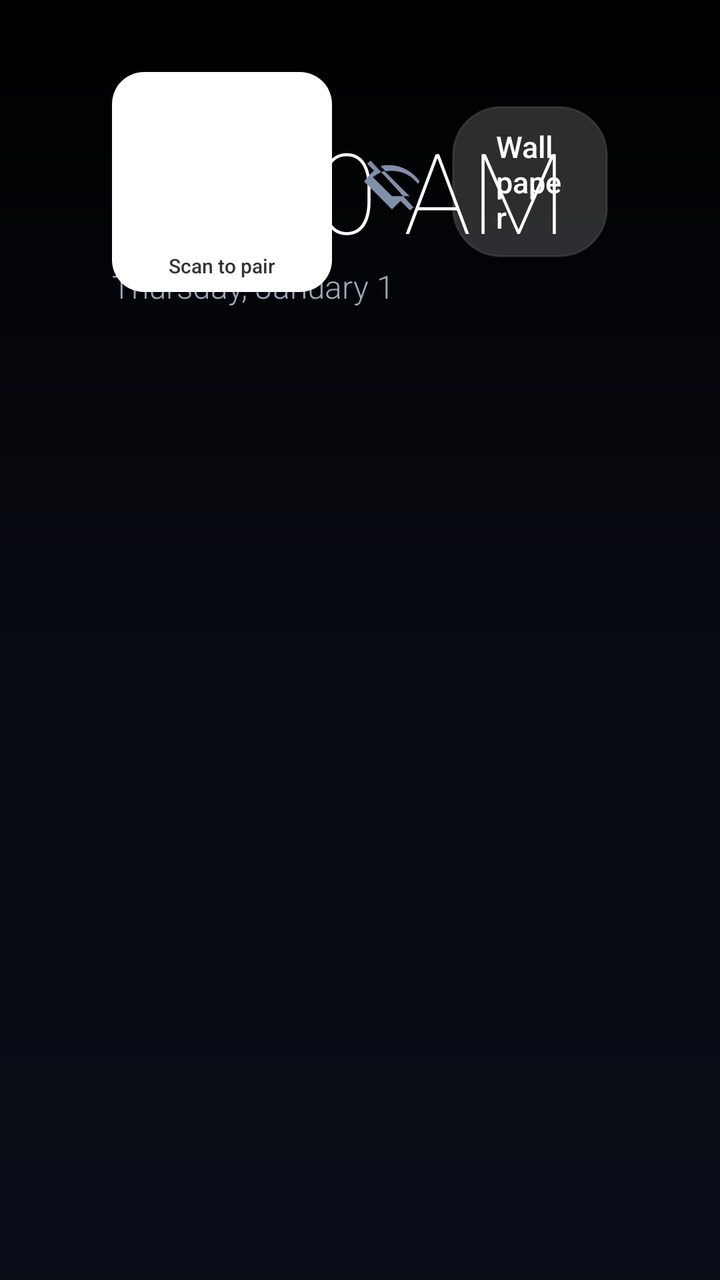
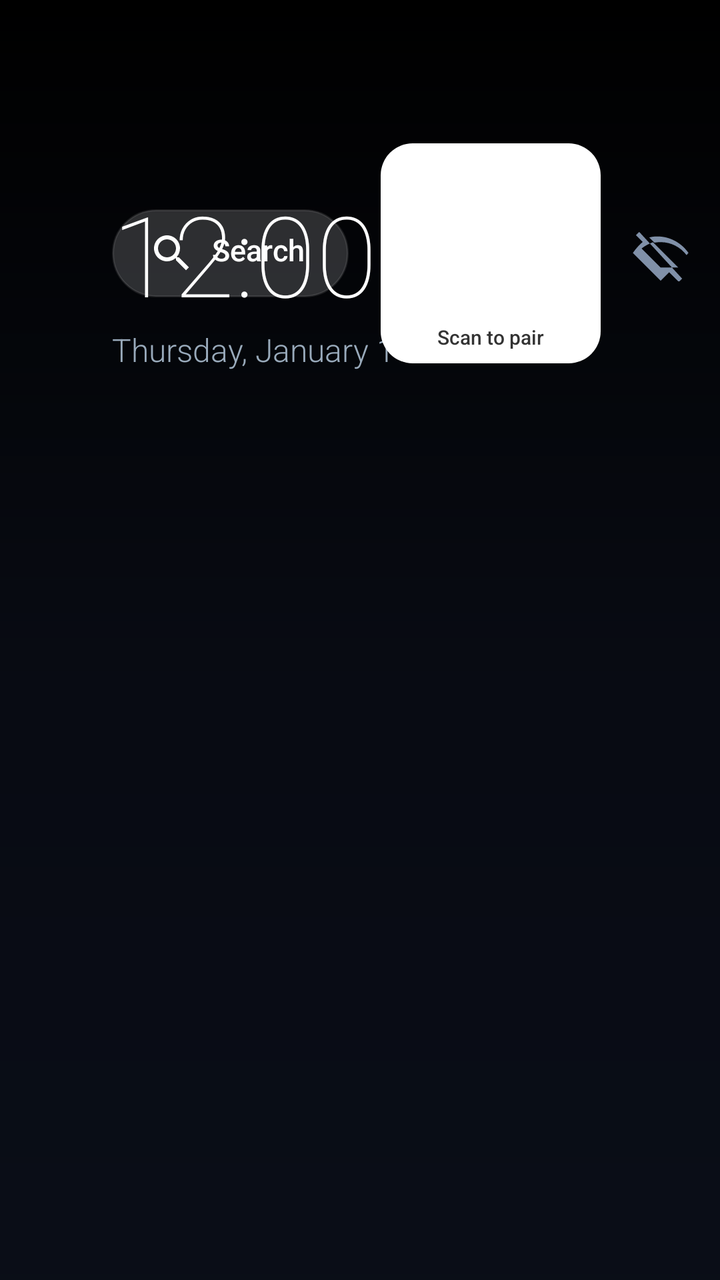

Screens rendered from an Android XML layout before and after an edit, with the pre-edit source and the edit as a unified diff.
<!-- AndroidManifest.xml: application theme AppTheme -->
<!-- res/layout/activity_main.xml -->
<?xml version="1.0" encoding="utf-8"?>
<FrameLayout xmlns:android="http://schemas.android.com/apk/res/android"
    android:layout_width="match_parent"
    android:layout_height="match_parent"
    android:clipChildren="false"
    android:clipToPadding="false">

    
    <ImageView
        android:id="@+id/wallpaper"
        android:layout_width="match_parent"
        android:layout_height="match_parent"
        android:scaleType="centerCrop" />

    
    <View
        android:layout_width="match_parent"
        android:layout_height="match_parent"
        android:background="@drawable/scrim_gradient" />

    
    <LinearLayout
        android:layout_width="match_parent"
        android:layout_height="match_parent"
        android:orientation="vertical"
        android:paddingStart="56dp"
        android:paddingTop="36dp"
        android:paddingEnd="56dp"
        android:paddingBottom="20dp"
        android:clipChildren="false"
        android:clipToPadding="false">

        
        <RelativeLayout
            android:layout_width="match_parent"
            android:layout_height="wrap_content"
            android:clipChildren="false"
            android:clipToPadding="false">

            <LinearLayout
                android:id="@+id/headerLeft"
                android:layout_width="wrap_content"
                android:layout_height="wrap_content"
                android:layout_alignParentStart="true"
                android:layout_centerVertical="true"
                android:orientation="vertical">

                <TextView
                    android:id="@+id/greeting"
                    android:layout_width="wrap_content"
                    android:layout_height="wrap_content"
                    android:textColor="#B0C0E0"
                    android:textSize="16sp"
                    android:fontFamily="sans-serif-medium"
                    android:letterSpacing="0.04" />

                <TextClock
                    android:id="@+id/clock"
                    android:layout_width="wrap_content"
                    android:layout_height="wrap_content"
                    android:textColor="#FFFFFF"
                    android:textSize="56sp"
                    android:fontFamily="sans-serif-thin"
                    android:format12Hour="h:mm a"
                    android:format24Hour="HH:mm" />

                <TextClock
                    android:id="@+id/date"
                    android:layout_width="wrap_content"
                    android:layout_height="wrap_content"
                    android:textColor="#99AABB"
                    android:textSize="16sp"
                    android:fontFamily="sans-serif-light"
                    android:format12Hour="EEEE, MMMM d"
                    android:format24Hour="EEEE, MMMM d" />
            </LinearLayout>

            <LinearLayout
                android:layout_width="wrap_content"
                android:layout_height="wrap_content"
                android:layout_alignParentEnd="true"
                android:layout_alignTop="@id/headerLeft"
                android:orientation="horizontal"
                android:gravity="center_vertical"
                android:clipChildren="false"
                android:clipToPadding="false">

                
                <LinearLayout
                    android:id="@+id/homeQrCard"
                    android:layout_width="110dp"
                    android:layout_height="110dp"
                    android:orientation="vertical"
                    android:gravity="center"
                    android:background="@drawable/qr_tile_bg"
                    android:padding="6dp"
                    android:focusable="true"
                    android:clickable="true"
                    android:layout_marginEnd="16dp">

                    <ImageView
                        android:id="@+id/homeQrImageView"
                        android:layout_width="82dp"
                        android:layout_height="82dp"
                        android:scaleType="fitCenter" />

                    <TextView
                        android:id="@+id/homeQrCaption"
                        android:layout_width="wrap_content"
                        android:layout_height="wrap_content"
                        android:text="Scan to pair"
                        android:textColor="#333333"
                        android:textSize="10sp"
                        android:fontFamily="sans-serif-medium"
                        android:layout_marginTop="2dp" />

                    <TextView
                        android:id="@+id/homeQrOfflineText"
                        android:layout_width="wrap_content"
                        android:layout_height="wrap_content"
                        android:text="No network"
                        android:textColor="#888888"
                        android:textSize="12sp"
                        android:fontFamily="sans-serif-medium"
                        android:gravity="center"
                        android:visibility="gone" />
                </LinearLayout>

                <ImageView
                    android:id="@+id/netIcon"
                    android:layout_width="28dp"
                    android:layout_height="28dp"
                    android:src="@drawable/ic_net_offline"
                    android:scaleType="fitCenter"
                    android:layout_marginEnd="16dp" />

                <TextView
                    android:id="@+id/wallpaperBtn"
                    android:layout_width="wrap_content"
                    android:layout_height="wrap_content"
                    android:text="Wallpaper"
                    android:textColor="#FFFFFF"
                    android:textSize="15sp"
                    android:fontFamily="sans-serif-medium"
                    android:paddingStart="22dp"
                    android:paddingTop="10dp"
                    android:paddingEnd="22dp"
                    android:paddingBottom="10dp"
                    android:focusable="true"
                    android:clickable="true"
                    android:background="@drawable/pill_bg" />
            </LinearLayout>
        </RelativeLayout>

        
        <androidx.recyclerview.widget.RecyclerView
            android:id="@+id/toolsRow"
            android:layout_width="match_parent"
            android:layout_height="wrap_content"
            android:layout_marginTop="12dp"
            android:clipToPadding="false"
            android:clipChildren="false"
            android:paddingStart="8dp"
            android:paddingTop="6dp"
            android:paddingEnd="56dp"
            android:paddingBottom="6dp" />

        
        <View
            android:layout_width="match_parent"
            android:layout_height="0dp"
            android:layout_weight="1" />

        
        <TextView
            android:id="@+id/favoritesLabel"
            android:layout_width="wrap_content"
            android:layout_height="wrap_content"
            android:text="FAVORITES"
            android:textColor="#B0C0E0"
            android:textSize="13sp"
            android:fontFamily="sans-serif-medium"
            android:letterSpacing="0.06"
            android:layout_marginStart="8dp"
            android:visibility="gone" />

        <androidx.recyclerview.widget.RecyclerView
            android:id="@+id/favoritesRow"
            android:layout_width="match_parent"
            android:layout_height="wrap_content"
            android:clipToPadding="false"
            android:clipChildren="false"
            android:paddingStart="8dp"
            android:paddingTop="12dp"
            android:paddingEnd="56dp"
            android:paddingBottom="12dp"
            android:visibility="gone" />

        
        <androidx.recyclerview.widget.RecyclerView
            android:id="@+id/grid"
            android:layout_width="match_parent"
            android:layout_height="wrap_content"
            android:clipToPadding="false"
            android:clipChildren="false"
            android:paddingStart="8dp"
            android:paddingTop="16dp"
            android:paddingEnd="56dp"
            android:paddingBottom="16dp" />
    </LinearLayout>

    
    <FrameLayout
        android:id="@+id/pairingPanel"
        android:layout_width="match_parent"
        android:layout_height="match_parent"
        android:background="#E60B0F1A"
        android:clickable="true"
        android:focusable="true"
        android:visibility="gone">

        <ScrollView
            android:layout_width="640dp"
            android:layout_height="wrap_content"
            android:layout_gravity="center"
            android:padding="24dp">

            <LinearLayout
                android:layout_width="match_parent"
                android:layout_height="wrap_content"
                android:orientation="vertical"
                android:gravity="center_horizontal"
                android:background="@drawable/card_bg"
                android:padding="28dp">

                <TextView
                    android:layout_width="wrap_content"
                    android:layout_height="wrap_content"
                    android:text="Pair Phone Remote"
                    android:textColor="#FFFFFF"
                    android:textSize="24sp"
                    android:fontFamily="sans-serif-medium" />

                <TextView
                    android:id="@+id/pairingInfo"
                    android:layout_width="wrap_content"
                    android:layout_height="wrap_content"
                    android:textColor="#B0C0E0"
                    android:textSize="14sp"
                    android:fontFamily="sans-serif"
                    android:gravity="center"
                    android:layout_marginTop="8dp" />

                
                <FrameLayout
                    android:layout_width="200dp"
                    android:layout_height="200dp"
                    android:layout_marginTop="16dp"
                    android:background="#FFFFFF"
                    android:padding="8dp">

                    <ImageView
                        android:id="@+id/qrImageView"
                        android:layout_width="match_parent"
                        android:layout_height="match_parent"
                        android:scaleType="fitCenter" />
                </FrameLayout>

                
                <TextView
                    android:layout_width="match_parent"
                    android:layout_height="wrap_content"
                    android:text="Paired Devices"
                    android:textColor="#FFFFFF"
                    android:textSize="16sp"
                    android:fontFamily="sans-serif-medium"
                    android:layout_marginTop="24dp" />

                <LinearLayout
                    android:id="@+id/pairedDevicesList"
                    android:layout_width="match_parent"
                    android:layout_height="wrap_content"
                    android:orientation="vertical"
                    android:layout_marginTop="8dp" />

                <TextView
                    android:id="@+id/noDevicesText"
                    android:layout_width="match_parent"
                    android:layout_height="wrap_content"
                    android:text="No devices paired yet"
                    android:textColor="#8090A8"
                    android:textSize="14sp"
                    android:layout_marginTop="8dp"
                    android:visibility="gone" />

                <LinearLayout
                    android:layout_width="match_parent"
                    android:layout_height="wrap_content"
                    android:orientation="horizontal"
                    android:gravity="end"
                    android:layout_marginTop="24dp">

                    <TextView
                        android:id="@+id/removeAllBtn"
                        android:layout_width="wrap_content"
                        android:layout_height="wrap_content"
                        android:text="Remove All"
                        android:textColor="#FF6B6B"
                        android:textSize="14sp"
                        android:fontFamily="sans-serif-medium"
                        android:paddingStart="18dp"
                        android:paddingTop="8dp"
                        android:paddingEnd="18dp"
                        android:paddingBottom="8dp"
                        android:focusable="true"
                        android:clickable="true"
                        android:background="@drawable/pill_bg"
                        android:layout_marginEnd="12dp" />

                    <TextView
                        android:id="@+id/closePanelBtn"
                        android:layout_width="wrap_content"
                        android:layout_height="wrap_content"
                        android:text="Close"
                        android:textColor="#FFFFFF"
                        android:textSize="14sp"
                        android:fontFamily="sans-serif-medium"
                        android:paddingStart="24dp"
                        android:paddingTop="8dp"
                        android:paddingEnd="24dp"
                        android:paddingBottom="8dp"
                        android:focusable="true"
                        android:clickable="true"
                        android:background="@drawable/pill_bg" />
                </LinearLayout>
            </LinearLayout>
        </ScrollView>
    </FrameLayout>

    
    <FrameLayout
        android:id="@+id/hiddenAppsPanel"
        android:layout_width="match_parent"
        android:layout_height="match_parent"
        android:background="#E60B0F1A"
        android:clickable="true"
        android:focusable="true"
        android:visibility="gone">

        <ScrollView
            android:layout_width="560dp"
            android:layout_height="wrap_content"
            android:layout_gravity="center"
            android:padding="24dp">

            <LinearLayout
                android:layout_width="match_parent"
                android:layout_height="wrap_content"
                android:orientation="vertical"
                android:gravity="center_horizontal"
                android:background="@drawable/card_bg"
                android:padding="28dp">

                <TextView
                    android:layout_width="wrap_content"
                    android:layout_height="wrap_content"
                    android:text="Hidden Apps"
                    android:textColor="#FFFFFF"
                    android:textSize="22sp"
                    android:fontFamily="sans-serif-medium" />

                <LinearLayout
                    android:id="@+id/hiddenAppsList"
                    android:layout_width="match_parent"
                    android:layout_height="wrap_content"
                    android:orientation="vertical"
                    android:layout_marginTop="16dp" />

                <TextView
                    android:id="@+id/noHiddenAppsText"
                    android:layout_width="match_parent"
                    android:layout_height="wrap_content"
                    android:text="No hidden apps"
                    android:textColor="#8090A8"
                    android:textSize="14sp"
                    android:gravity="center"
                    android:layout_marginTop="16dp"
                    android:visibility="gone" />

                <LinearLayout
                    android:layout_width="match_parent"
                    android:layout_height="wrap_content"
                    android:orientation="horizontal"
                    android:gravity="end"
                    android:layout_marginTop="24dp">

                    <TextView
                        android:id="@+id/unhideAllBtn"
                        android:layout_width="wrap_content"
                        android:layout_height="wrap_content"
                        android:text="Unhide All"
                        android:textColor="#FFFFFF"
                        android:textSize="14sp"
                        android:fontFamily="sans-serif-medium"
                        android:paddingStart="18dp"
                        android:paddingTop="8dp"
                        android:paddingEnd="18dp"
                        android:paddingBottom="8dp"
                        android:focusable="true"
                        android:clickable="true"
                        android:background="@drawable/pill_bg"
                        android:layout_marginEnd="12dp" />

                    <TextView
                        android:id="@+id/closeHiddenPanelBtn"
                        android:layout_width="wrap_content"
                        android:layout_height="wrap_content"
                        android:text="Close"
                        android:textColor="#FFFFFF"
                        android:textSize="14sp"
                        android:fontFamily="sans-serif-medium"
                        android:paddingStart="24dp"
                        android:paddingTop="8dp"
                        android:paddingEnd="24dp"
                        android:paddingBottom="8dp"
                        android:focusable="true"
                        android:clickable="true"
                        android:background="@drawable/pill_bg" />
                </LinearLayout>
            </LinearLayout>
        </ScrollView>
    </FrameLayout>
</FrameLayout>
<!-- resources referenced by this layout -->
<resources>
  <!-- drawable card_bg (drawable) -->
  <?xml version="1.0" encoding="utf-8"?>
  <shape xmlns:android="http://schemas.android.com/apk/res/android">
      <solid android:color="#202A40" />
      <corners android:radius="18dp" />
  </shape>
  <!-- drawable ic_net_offline (drawable) -->
  <?xml version="1.0" encoding="utf-8"?>
  <vector xmlns:android="http://schemas.android.com/apk/res/android"
      android:width="24dp"
      android:height="24dp"
      android:viewportWidth="24"
      android:viewportHeight="24">
      <path
          android:pathData="M2.81,2.81 L1.39,4.22 L4.29,7.12 C2.74,8.44 1.34,10.02 0.08,11.83 L12,23.75 L15.65,20.1 L19.78,24.23 L21.19,22.82 L2.81,2.81 Z M12,18.09 L3.83,9.92 C5.3,8.77 6.94,7.86 8.7,7.23 L19.56,18.09 L12,18.09 Z M23.92,11.83 C20.93,7.53 16.03,4.75 10.5,4.75 C9.32,4.75 8.17,4.91 7.08,5.2 L9.31,7.43 C10.15,7.28 11.06,7.2 12,7.2 C16.5,7.2 20.52,9.39 23.08,12.75 L23.92,11.83 Z"
          android:fillColor="#8090A8" />
  </vector>
  <!-- drawable pill_bg (drawable) -->
  <?xml version="1.0" encoding="utf-8"?>
  <selector xmlns:android="http://schemas.android.com/apk/res/android">
      <item android:state_focused="true">
          <shape>
              <solid android:color="#80FFFFFF" />
              <corners android:radius="24dp" />
              <stroke android:width="2dp" android:color="#FFFFFF" />
          </shape>
      </item>
      <item>
          <shape>
              <solid android:color="#2BFFFFFF" />
              <corners android:radius="24dp" />
              <stroke android:width="1dp" android:color="#1AFFFFFF" />
          </shape>
      </item>
  </selector>
  <!-- drawable qr_tile_bg (drawable) -->
  <?xml version="1.0" encoding="utf-8"?>
  <shape xmlns:android="http://schemas.android.com/apk/res/android"
      android:shape="rectangle">
      <solid android:color="#FFFFFF" />
      <corners android:radius="16dp" />
  </shape>
  <!-- drawable scrim_gradient (drawable) -->
  <?xml version="1.0" encoding="utf-8"?>
  <shape xmlns:android="http://schemas.android.com/apk/res/android">
      <gradient
          android:angle="270"
          android:startColor="#66000000"
          android:centerColor="#B30B0F1A"
          android:endColor="#E60B0F1A" />
  </shape>
  <style name="AppTheme" parent="android:Theme.Material.NoActionBar">
          <item name="android:windowBackground">@android:color/black</item>
          <item name="android:windowNoTitle">true</item>
      </style>
</resources>

<!-- the commit's change to res/layout/activity_main.xml (unified diff, before → after) -->
@@ -86,6 +86,26 @@
                 android:clipToPadding="false">
 
                 
+                <TextView
+                    android:id="@+id/searchPillBtn"
+                    android:layout_width="wrap_content"
+                    android:layout_height="wrap_content"
+                    android:text="Search"
+                    android:textColor="#FFFFFF"
+                    android:textSize="15sp"
+                    android:fontFamily="sans-serif-medium"
+                    android:drawableStart="@drawable/ic_search"
+                    android:drawablePadding="8dp"
+                    android:paddingStart="18dp"
+                    android:paddingTop="10dp"
+                    android:paddingEnd="22dp"
+                    android:paddingBottom="10dp"
+                    android:focusable="true"
+                    android:clickable="true"
+                    android:background="@drawable/pill_bg"
+                    android:layout_marginEnd="16dp" />
+
+                
                 <LinearLayout
                     android:id="@+id/homeQrCard"
                     android:layout_width="110dp"
@@ -208,6 +228,150 @@
             android:paddingEnd="56dp"
             android:paddingBottom="16dp" />
     </LinearLayout>
+
+    
+    <FrameLayout
+        android:id="@+id/searchPanel"
+        android:layout_width="match_parent"
+        android:layout_height="match_parent"
+        android:background="#E60B0F1A"
+        android:clickable="true"
+        android:focusable="true"
+        android:visibility="gone">
+
+        <ScrollView
+            android:layout_width="640dp"
+            android:layout_height="wrap_content"
+            android:layout_gravity="center"
+            android:padding="24dp">
+
+            <LinearLayout
+                android:layout_width="match_parent"
+                android:layout_height="wrap_content"
+                android:orientation="vertical"
+                android:background="@drawable/card_bg"
+                android:padding="28dp">
+
+                <TextView
+                    android:layout_width="wrap_content"
+                    android:layout_height="wrap_content"
+                    android:text="Search"
+                    android:textColor="#FFFFFF"
+                    android:textSize="22sp"
+                    android:fontFamily="sans-serif-medium" />
+
+                <EditText
+                    android:id="@+id/searchInput"
+                    android:layout_width="match_parent"
+                    android:layout_height="wrap_content"
+                    android:hint="Type app name, movie or text..."
+                    android:textColorHint="#8090A8"
+                    android:textColor="#FFFFFF"
+                    android:textSize="18sp"
+                    android:padding="14dp"
+                    android:background="@drawable/pill_bg"
+                    android:layout_marginTop="16dp"
+                    android:singleLine="true"
+                    android:imeOptions="actionSearch" />
+
+                
+                <TextView
+                    android:layout_width="match_parent"
+                    android:layout_height="wrap_content"
+                    android:text="Installed Apps"
+                    android:textColor="#B0C0E0"
+                    android:textSize="14sp"
+                    android:fontFamily="sans-serif-medium"
+                    android:layout_marginTop="20dp" />
+
+                <LinearLayout
+                    android:id="@+id/searchAppResults"
+                    android:layout_width="match_parent"
+                    android:layout_height="wrap_content"
+                    android:orientation="vertical"
+                    android:layout_marginTop="8dp" />
+
+                
+                <LinearLayout
+                    android:id="@+id/searchWebBtn"
+                    android:layout_width="match_parent"
+                    android:layout_height="wrap_content"
+                    android:orientation="horizontal"
+                    android:gravity="center_vertical"
+                    android:padding="12dp"
+                    android:background="@drawable/pill_bg"
+                    android:focusable="true"
+                    android:clickable="true"
+                    android:layout_marginTop="16dp">
+
+                    <ImageView
+                        android:layout_width="24dp"
+                        android:layout_height="24dp"
+                        android:src="@drawable/ic_search" />
+
+                    <TextView
+                        android:id="@+id/searchWebText"
+                        android:layout_width="wrap_content"
+                        android:layout_height="wrap_content"
+                        android:text="Search the web"
+                        android:textColor="#FFFFFF"
+                        android:textSize="15sp"
+                        android:layout_marginStart="12dp" />
+                </LinearLayout>
+
+                <LinearLayout
+                    android:id="@+id/searchYoutubeBtn"
+                    android:layout_width="match_parent"
+                    android:layout_height="wrap_content"
+                    android:orientation="horizontal"
+                    android:gravity="center_vertical"
+                    android:padding="12dp"
+                    android:background="@drawable/pill_bg"
+                    android:focusable="true"
+                    android:clickable="true"
+                    android:layout_marginTop="10dp">
+
+                    <ImageView
+                        android:layout_width="24dp"
+                        android:layout_height="24dp"
+                        android:src="@drawable/ic_search" />
+
+                    <TextView
+                        android:id="@+id/searchYoutubeText"
+                        android:layout_width="wrap_content"
+                        android:layout_height="wrap_content"
+                        android:text="Search YouTube"
+                        android:textColor="#FFFFFF"
+                        android:textSize="15sp"
+                        android:layout_marginStart="12dp" />
+                </LinearLayout>
+
+                <LinearLayout
+                    android:layout_width="match_parent"
+                    android:layout_height="wrap_content"
+                    android:orientation="horizontal"
+                    android:gravity="end"
+                    android:layout_marginTop="24dp">
+
+                    <TextView
+                        android:id="@+id/closeSearchPanelBtn"
+                        android:layout_width="wrap_content"
+                        android:layout_height="wrap_content"
+                        android:text="Close"
+                        android:textColor="#FFFFFF"
+                        android:textSize="14sp"
+                        android:fontFamily="sans-serif-medium"
+                        android:paddingStart="24dp"
+                        android:paddingTop="8dp"
+                        android:paddingEnd="24dp"
+                        android:paddingBottom="8dp"
+                        android:focusable="true"
+                        android:clickable="true"
+                        android:background="@drawable/pill_bg" />
+                </LinearLayout>
+            </LinearLayout>
+        </ScrollView>
+    </FrameLayout>
 
     
     <FrameLayout
<!-- resource entries referenced after the edit -->
@@ -16,6 +16,17 @@
       <path
           android:pathData="M2.81,2.81 L1.39,4.22 L4.29,7.12 C2.74,8.44 1.34,10.02 0.08,11.83 L12,23.75 L15.65,20.1 L19.78,24.23 L21.19,22.82 L2.81,2.81 Z M12,18.09 L3.83,9.92 C5.3,8.77 6.94,7.86 8.7,7.23 L19.56,18.09 L12,18.09 Z M23.92,11.83 C20.93,7.53 16.03,4.75 10.5,4.75 C9.32,4.75 8.17,4.91 7.08,5.2 L9.31,7.43 C10.15,7.28 11.06,7.2 12,7.2 C16.5,7.2 20.52,9.39 23.08,12.75 L23.92,11.83 Z"
           android:fillColor="#8090A8" />
+  </vector>
+  <!-- drawable ic_search (drawable) -->
+  <?xml version="1.0" encoding="utf-8"?>
+  <vector xmlns:android="http://schemas.android.com/apk/res/android"
+      android:width="24dp"
+      android:height="24dp"
+      android:viewportWidth="24"
+      android:viewportHeight="24">
+      <path
+          android:pathData="M15.5,14h-0.79l-0.28,-0.27C15.41,12.59 16,11.11 16,9.5 16,5.91 13.09,3 9.5,3S3,5.91 3,9.5 5.91,16 9.5,16c1.61,0 3.09,-0.59 4.23,-1.57l0.27,0.28v0.79l5,4.99L20.49,19l-4.99,-5zM9.5,14C7.01,14 5,11.99 5,9.5S7.01,5 9.5,5 14,7.01 14,9.5 11.99,14 9.5,14z"
+          android:fillColor="#FFFFFF" />
   </vector>
   <!-- drawable pill_bg (drawable) -->
   <?xml version="1.0" encoding="utf-8"?>
